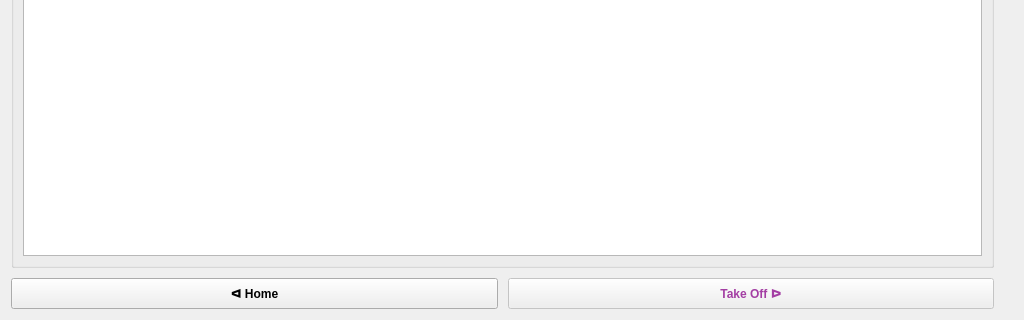
Qt form UI/Preflight3/pre3_design.ui (cmpe-DroneLab/GeoFly3D) before a commit; both pictures show x 0 to 1024 and y 448 to 768 of the 1024 by 768 pixel window.
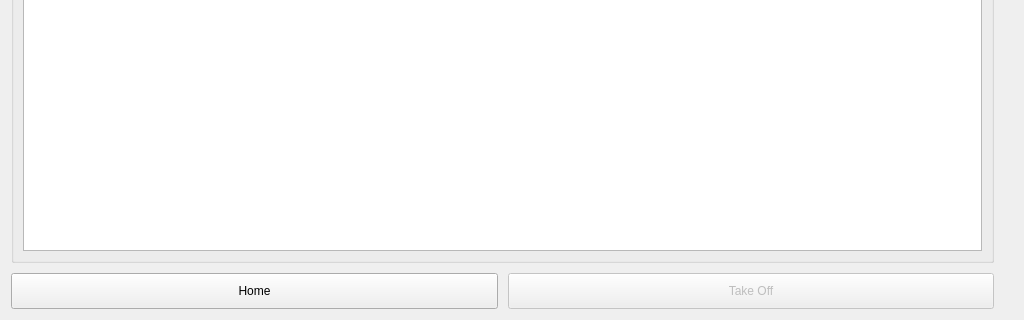
The same form after that commit. Icons and pictures are not drawn.

Commit message: Added icons to the buttons

Diff of the .ui file:
```diff
--- a/UI/Preflight3/pre3_design.ui
+++ b/UI/Preflight3/pre3_design.ui
@@ -14,8 +14,7 @@
    <string>Form</string>
   </property>
   <property name="styleSheet">
-   <string notr="true">QPushButton { padding: 7px 10px; font-weight: 500; }
-#btn_take_off { color: #a33ea3; }</string>
+   <string notr="true">QPushButton { padding:10px;}</string>
   </property>
   <layout class="QHBoxLayout" name="horizontalLayout">
    <item>
@@ -241,7 +240,11 @@
          <item row="0" column="0">
           <widget class="QPushButton" name="btn_return_back">
            <property name="text">
-            <string>ᐊ Home</string>
+            <string>Home</string>
+           </property>
+           <property name="icon">
+            <iconset>
+             <normaloff>../Images/home.png</normaloff>../Images/home.png</iconset>
            </property>
           </widget>
          </item>
@@ -251,7 +254,11 @@
             <bool>false</bool>
            </property>
            <property name="text">
-            <string>Take Off ᐅ</string>
+            <string>Take Off</string>
+           </property>
+           <property name="icon">
+            <iconset>
+             <normaloff>../Images/arrow-up.png</normaloff>../Images/arrow-up.png</iconset>
            </property>
           </widget>
          </item>
```
The commit also changes 28 other files.
